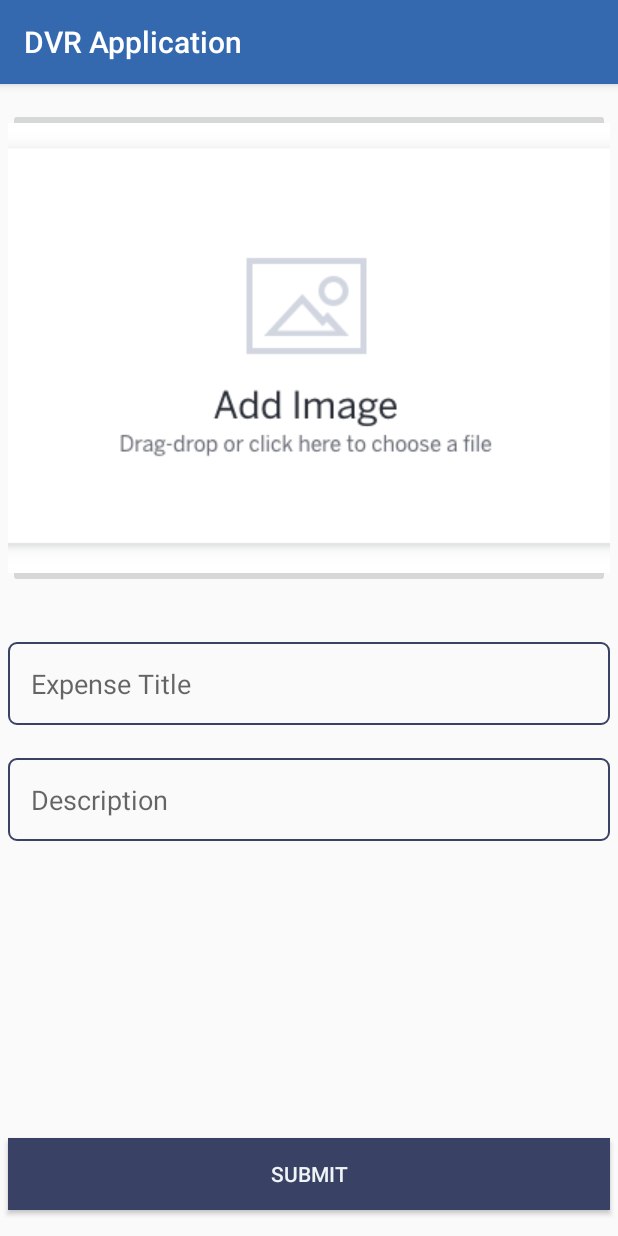
After one commit to nehakale1403/Daily_Visit_Report_Application, an Android app: the AddExpenseActivity screen opened directly, with no data from a screen before it, on a phone screen of 412 x 824 dp. The commit adds this screen. Run offline under Robolectric (Android 15) with nearby library versions, the phone set to English and light mode, and no system bars; our stand-ins replace Firebase (no records; nobody signed in at launch, a user with empty details on screens opened directly).

Commit message:
completed the submit-bill functionality

```diff
--- a/app/src/main/AndroidManifest.xml
+++ b/app/src/main/AndroidManifest.xml
@@ -13,7 +13,7 @@
         android:theme="@style/AppTheme">
         <activity android:name=".CompanyRegister"></activity>
         <activity android:name=".CompanyLogin" />
-        <activity android:name=".add_expense" />
+        <activity android:name=".AddExpenseActivity" />
         <activity android:name=".PerformanceActivity" />
         <activity android:name=".Login_Page">
             <intent-filter>
--- /dev/null
+++ b/app/src/main/java/com/gsix/dvr_application/AddExpenseActivity.java
@@ -0,0 +1,86 @@
+package com.gsix.dvr_application;
+
+import androidx.appcompat.app.AppCompatActivity;
+
+import android.app.ProgressDialog;
+import android.os.Bundle;
+import android.text.TextUtils;
+import android.view.View;
+import android.widget.Button;
+import android.widget.EditText;
+import android.widget.ImageButton;
+import android.widget.Toast;
+
+import com.google.android.gms.tasks.OnSuccessListener;
+import com.google.firebase.auth.FirebaseAuth;
+import com.google.firebase.auth.FirebaseUser;
+import com.google.firebase.database.DatabaseReference;
+import com.google.firebase.database.FirebaseDatabase;
+import com.gsix.dvr_application.Model.Expense;
+
+public class AddExpenseActivity extends AppCompatActivity {
+
+    private ImageButton billImage;
+    private EditText expenseTitle;
+    private EditText expenseDesc;
+    private Button submitBillBtn;
+    private DatabaseReference mDatabaseReference;
+    private FirebaseAuth mAuth;
+    private FirebaseUser mUser;
+    private ProgressDialog progressDlg;
+
+    @Override
+    protected void onCreate(Bundle savedInstanceState) {
+        super.onCreate(savedInstanceState);
+        setContentView(R.layout.activity_add_expense);
+
+        progressDlg = new ProgressDialog(this);
+
+        mAuth = FirebaseAuth.getInstance();
+        mUser = mAuth.getCurrentUser();
+
+        mDatabaseReference = FirebaseDatabase.getInstance().getReference().child("Expense");
+
+        billImage = (ImageButton) findViewById(R.id.add_image_btn_id);
+        expenseTitle = (EditText) findViewById(R.id.id_expense_title);
+        expenseDesc = (EditText) findViewById(R.id.id_expense_description);
+        submitBillBtn = (Button) findViewById(R.id.submit_expense_id);
+
+
+        submitBillBtn.setOnClickListener(new View.OnClickListener() {
+            @Override
+            public void onClick(View v) {
+
+                //posting to our database
+                startPosting();
+
+            }
+        });
+    }
+
+    private void startPosting() {
+
+        progressDlg.setMessage("Posting...");
+        progressDlg.show();
+
+        String titleVal = expenseTitle.getText().toString().trim();
+        String descVal = expenseDesc.getText().toString().trim();
+
+        if (!TextUtils.isEmpty(titleVal) && !TextUtils.isEmpty(descVal)){
+
+            //start uploading
+
+            Expense expense = new Expense("Title", "Description", "imageurl",
+                    "timestamp", "userid");
+
+            mDatabaseReference.setValue(expense).addOnSuccessListener(new OnSuccessListener<Void>() {
+                @Override
+                public void onSuccess(Void aVoid) {
+                    Toast.makeText(getApplicationContext(), "Bill added", Toast.LENGTH_LONG).show();
+                    progressDlg.dismiss();
+                }
+            });
+
+        }
+    }
+}
--- a/app/src/main/java/com/gsix/dvr_application/ExpensesAndBillsActivity.java
+++ b/app/src/main/java/com/gsix/dvr_application/ExpensesAndBillsActivity.java
@@ -7,7 +7,6 @@ import androidx.recyclerview.widget.RecyclerView;
 import android.content.Intent;
 import android.os.Bundle;
 import android.view.View;
-import android.widget.Button;
 import android.widget.TextView;
 
 import com.google.android.material.floatingactionbutton.FloatingActionButton;
@@ -15,7 +14,6 @@ import com.google.firebase.auth.FirebaseAuth;
 import com.google.firebase.auth.FirebaseUser;
 import com.google.firebase.database.DatabaseReference;
 import com.google.firebase.database.FirebaseDatabase;
-import com.google.firebase.storage.FirebaseStorage;
 
 
 public class ExpensesAndBillsActivity extends AppCompatActivity {
@@ -60,7 +58,7 @@ public class ExpensesAndBillsActivity extends AppCompatActivity {
             @Override
             public void onClick(View v) {
 
-                startActivity(new Intent(ExpensesAndBillsActivity.this, add_expense.class));
+                startActivity(new Intent(ExpensesAndBillsActivity.this, AddExpenseActivity.class));
                 finish(); //it doesn't stack up previous activities
             }
         });
--- a/app/src/main/res/layout/activity_add_expense.xml
+++ b/app/src/main/res/layout/activity_add_expense.xml
@@ -4,7 +4,7 @@
     xmlns:tools="http://schemas.android.com/tools"
     android:layout_width="match_parent"
     android:layout_height="match_parent"
-    tools:context=".add_expense">
+    tools:context=".AddExpenseActivity">
 
     <ImageButton
         android:id="@+id/add_image_btn_id"
@@ -64,6 +64,7 @@
         android:layout_marginLeft="5dp"
         android:background="@color/colorGray"
         android:text="@string/submit"
+        android:textColor="@color/colorWhite"
         app:layout_constraintBottom_toBottomOf="parent"
         app:layout_constraintEnd_toEndOf="parent"
         app:layout_constraintHorizontal_bias="0.0"
```
Also changed, not shown: app/src/main/java/com/gsix/dvr_application/add_expense.java (deleted, +0 -14 lines).
